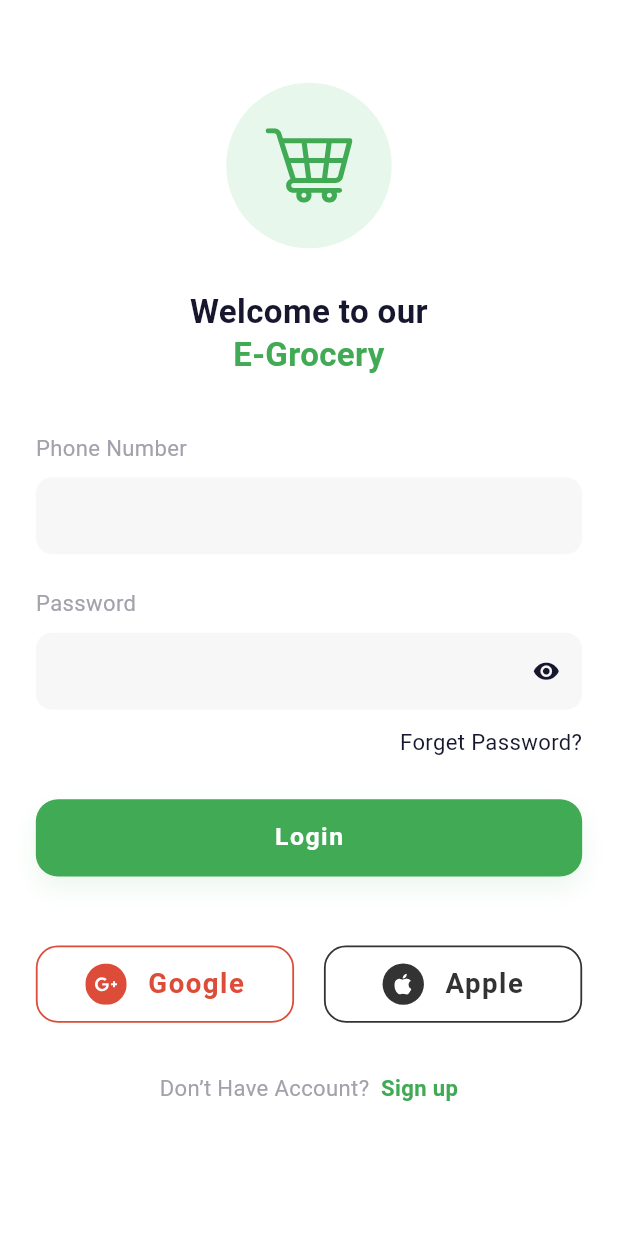
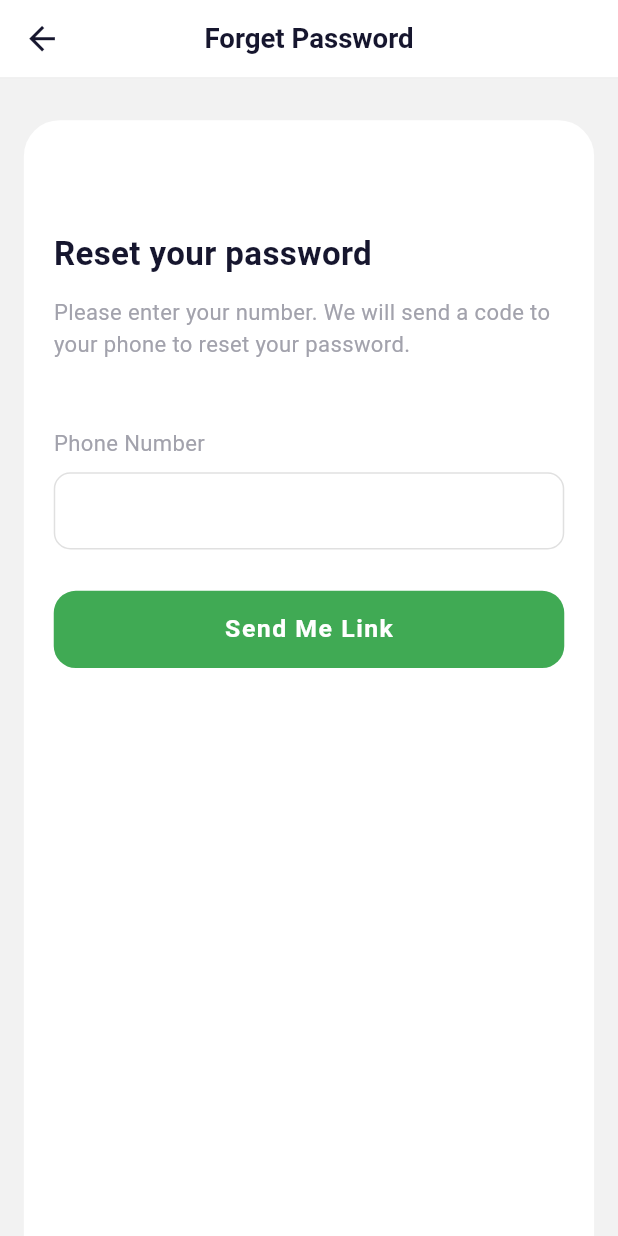
Before and after one commit to Emil5757/Grocery_app, a Flutter app: the LoginPage screen opened directly, after a tap on "Forget Password?", on a phone screen of 412 x 824 dp. Run offline on Flutter 3.47's test engine with Material 3 defaults, Android fonts, the phone set to English and light mode, and no system bars; our stand-ins replace flutter_screenutil, flutter_svg; Roboto replaces fonts that are missing (Gilroy).

Commit message:
i creat  forget password and otp

```diff
--- a/lib/common/widgets/custom_app_bar.dart
+++ b/lib/common/widgets/custom_app_bar.dart
@@ -16,8 +16,11 @@ class CustomAppBar extends StatelessWidget implements PreferredSizeWidget {
     this.onBack,
     this.actions,
     this.showDivider = true,
+    this.height = AppSizes.appBarHeight,
   });
 
+  /// Toolbar height in design units (Forget / New Password use 56).
+  final double height;
   final String title;
   final bool showBack;
   final VoidCallback? onBack;
@@ -25,12 +28,12 @@ class CustomAppBar extends StatelessWidget implements PreferredSizeWidget {
   final bool showDivider;
 
   @override
-  Size get preferredSize => Size.fromHeight(AppSizes.appBarHeight.h);
+  Size get preferredSize => Size.fromHeight(height.h + (showDivider ? 1 : 0));
 
   @override
   Widget build(BuildContext context) {
     return AppBar(
-      toolbarHeight: AppSizes.appBarHeight.h,
+      toolbarHeight: height.h,
       automaticallyImplyLeading: false,
       leading: showBack
           ? IconButton(
--- a/lib/common/widgets/custom_otp_field.dart
+++ b/lib/common/widgets/custom_otp_field.dart
@@ -80,7 +80,7 @@ class _CustomOtpFieldState extends State<CustomOtpField> {
             maxLength: 1,
             showCursor: false,
             inputFormatters: [FilteringTextInputFormatter.digitsOnly],
-            style: AppTextStyles.otp32Regular,
+            style: AppTextStyles.otp28Regular,
             decoration: InputDecoration(
               counterText: '',
               filled: true,
--- a/lib/common/widgets/custom_text_field.dart
+++ b/lib/common/widgets/custom_text_field.dart
@@ -20,6 +20,7 @@ class CustomTextField extends StatefulWidget {
     this.textInputAction,
     this.inputFormatters,
     this.isPassword = false,
+    this.showVisibilityToggle = true,
     this.readOnly = false,
     this.onTap,
     this.suffix,
@@ -37,6 +38,9 @@ class CustomTextField extends StatefulWidget {
   final TextInputAction? textInputAction;
   final List<TextInputFormatter>? inputFormatters;
   final bool isPassword;
+
+  /// The eye button on password fields. New Password hides it, per design.
+  final bool showVisibilityToggle;
   final bool readOnly;
   final VoidCallback? onTap;
   final Widget? suffix;
@@ -97,7 +101,7 @@ class _CustomTextFieldState extends State<CustomTextField> {
             errorBorder: _border(AppColors.error),
             focusedErrorBorder: _border(AppColors.error),
             errorStyle: AppTextStyles.caption12Regular.copyWith(color: AppColors.error),
-            suffixIcon: widget.isPassword
+            suffixIcon: widget.isPassword && widget.showVisibilityToggle
                 ? IconButton(
                     onPressed: () => setState(() => _obscure = !_obscure),
                     icon: Icon(
--- a/lib/core/constants/app_assets.dart
+++ b/lib/core/constants/app_assets.dart
@@ -12,6 +12,7 @@ abstract final class AppAssets {
   static const String icGoogleCircle = '$_icons/ic_google_circle.svg';
   static const String icTwitter = '$_icons/ic_twitter.svg';
   static const String icFacebook = '$_icons/ic_facebook.svg';
+  static const String icVerifiedCheck = '$_icons/ic_verified_check.svg';
 
   // Brand
   static const String logo = '$_images/logo.svg';
--- a/lib/core/constants/app_colors.dart
+++ b/lib/core/constants/app_colors.dart
@@ -22,6 +22,9 @@ abstract final class AppColors {
   static const Color border = Color(0xFFE0E0E0);
   static const Color disabled = Color(0xFFECECEC);
   static const Color overlay = Color(0x66000000);
+
+  /// Dim behind popups ("Verified!!"): turns #F7F7F7 into #BBBBBB.
+  static const Color dialogBarrier = Color(0x3D000000);
   static const Color transparent = Colors.transparent;
 
   // Status (order tracking)
--- a/lib/core/constants/app_text_styles.dart
+++ b/lib/core/constants/app_text_styles.dart
@@ -22,12 +22,11 @@ abstract final class AppTextStyles {
   // Display: "Welcome to our E-Grocery" (login options), "Welcome Back to
   // our grocery shop", "Choose a Category"
   static TextStyle get display36Bold => _style(36, FontWeight.w700, height: 1.3);
-  // "Welcome to our / grocery shop" (Sign Up): same size, tighter lines.
-  static TextStyle get display36BoldTight => _style(36, FontWeight.w700, height: 1.1);
+  // "Welcome to our / grocery shop" (Sign Up)
   static TextStyle get display32Bold => _style(32, FontWeight.w700, height: 1.25);
 
-  // Headlines: product name, onboarding title, "Log In"
-  static TextStyle get headline28Bold => _style(28, FontWeight.w700);
+  // Headlines: product name, onboarding title, "Log In", "Sign Up",
+  // "Verified!!", "Reset your password", "Add New password"
   static TextStyle get headline24Bold => _style(24, FontWeight.w700);
   static TextStyle get headline24SemiBold => _style(24, FontWeight.w600);
   static TextStyle get headline24BoldTight => _style(24, FontWeight.w700, height: 1.3);
@@ -50,6 +49,10 @@ abstract final class AppTextStyles {
   static TextStyle get body16Grey =>
       _style(16, FontWeight.w400, color: AppColors.textGrey, height: 1.5);
 
+  // Grey paragraph under a heading ("Hurrah!! ...", "Please enter your number ...")
+  static TextStyle get body16GreyCompact =>
+      _style(16, FontWeight.w400, color: AppColors.textGrey, height: 1.4);
+
   // Small: labels, weights, nav labels
   static TextStyle get label14Medium => _style(14, FontWeight.w500);
   static TextStyle get label14Regular => _style(14, FontWeight.w400);
@@ -63,7 +66,7 @@ abstract final class AppTextStyles {
   static TextStyle get button16SemiBold => _style(16, FontWeight.w600, color: AppColors.white);
 
   // OTP digits (Number verification)
-  static TextStyle get otp32Regular => _style(32, FontWeight.w400);
+  static TextStyle get otp28Regular => _style(28, FontWeight.w400);
 
   // Prices
   static TextStyle get price28Bold => _style(28, FontWeight.w700, color: AppColors.primary);
--- a/lib/core/constants/app_texts.dart
+++ b/lib/core/constants/app_texts.dart
@@ -34,6 +34,23 @@ abstract final class AppTexts {
   static const String enterYourCode = 'Entry Your 4 digit code';
   static const String didntGetCode = 'Did you don’t get code?';
   static const String codeResent = 'A new code has been sent';
+  static const String verified = 'Verified!!';
+  static const String verifiedMessage = 'Hurrah!!  You have successfully\nverified the account.';
+  static const String browseHome = 'Browse Home';
+
+  // Forget password
+  static const String forgetPasswordTitle = 'Forget Password';
+  static const String resetYourPassword = 'Reset your password';
+  static const String resetPasswordDescription =
+      'Please enter your number. We will send a code to your phone to reset your password.';
+  static const String sendMeLink = 'Send Me Link';
+
+  // New password
+  static const String newPasswordTitle = 'New Password';
+  static const String addNewPassword = 'Add New password';
+  static const String newPassword = 'New Password';
+  static const String retypePassword = 'Retype Password';
+  static const String passwordUpdated = 'Your password has been updated';
 
   // Buttons
   static const String logIn = 'Log In';
@@ -48,6 +65,7 @@ abstract final class AppTexts {
   static const String reset = 'Reset';
   static const String seeAll = 'See All';
   static const String resend = 'Resend';
+  static const String done = 'Done';
 
   // Fields
   static const String name = 'Name';
--- a/lib/core/navigation/go.dart
+++ b/lib/core/navigation/go.dart
@@ -20,8 +20,18 @@ abstract final class Go {
         builder: (_) => child,
       );
 
-  static Future<T?> dialog<T>(BuildContext context, Widget child) =>
-      showDialog<T>(context: context, builder: (_) => child);
+  static Future<T?> dialog<T>(
+    BuildContext context,
+    Widget child, {
+    bool dismissible = true,
+    Color? barrierColor,
+  }) =>
+      showDialog<T>(
+        context: context,
+        barrierDismissible: dismissible,
+        barrierColor: barrierColor,
+        builder: (_) => child,
+      );
 
   static MaterialPageRoute<T> _route<T>(Widget page) =>
       MaterialPageRoute<T>(builder: (_) => page);
--- a/lib/core/navigation/pager.dart
+++ b/lib/core/navigation/pager.dart
@@ -1,7 +1,9 @@
 import 'package:flutter/material.dart';
 
+import '../../features/auth/pages/forget_password_page.dart';
 import '../../features/auth/pages/login_options_page.dart';
 import '../../features/auth/pages/login_page.dart';
+import '../../features/auth/pages/new_password_page.dart';
 import '../../features/auth/pages/number_verification_page.dart';
 import '../../features/auth/pages/sign_up_page.dart';
 import '../../features/auth/pages/welcome_page.dart';
@@ -14,7 +16,8 @@ import '../../features/splash/pages/splash_page.dart';
 /// Flow: splash -replace-> onboarding -replace-> welcome
 ///       welcome -to-> loginOptions -to-> login
 ///       welcome -to-> signUp <-replace-> login
-///       signUp -to-> numberVerification
+///       signUp -to-> numberVerification (Verify -> "Verified!!" dialog)
+///       login -to-> forgetPassword -to-> newPassword -removeAll-> login
 abstract final class Pager {
   static const Widget splash = SplashPage();
   static const Widget onboarding = OnboardingPage();
@@ -23,4 +26,6 @@ abstract final class Pager {
   static const Widget login = LoginPage();
   static const Widget signUp = SignUpPage();
   static const Widget numberVerification = NumberVerificationPage();
+  static const Widget forgetPassword = ForgetPasswordPage();
+  static const Widget newPassword = NewPasswordPage();
 }
--- /dev/null
+++ b/lib/core/utils/input_formatters.dart
@@ -0,0 +1,12 @@
+import 'package:flutter/services.dart';
+
+/// Shared `inputFormatters` lists, so every field of one kind accepts the
+/// same characters. Text fields such as Name and Password take none.
+abstract final class AppInputFormatters {
+  /// Phone numbers: digits only (no +, spaces or letters), at most 15
+  /// digits (the longest number `ValidatorUtils.phone` accepts).
+  static final List<TextInputFormatter> phone = [
+    FilteringTextInputFormatter.digitsOnly,
+    LengthLimitingTextInputFormatter(15),
+  ];
+}
--- /dev/null
+++ b/lib/features/auth/pages/forget_password_page.dart
@@ -0,0 +1,70 @@
+import 'package:flutter/material.dart';
+import 'package:flutter_screenutil/flutter_screenutil.dart';
+
+import '../../../common/widgets/custom_button.dart';
+import '../../../common/widgets/custom_text_field.dart';
+import '../../../core/constants/app_text_styles.dart';
+import '../../../core/constants/app_texts.dart';
+import '../../../core/extensions/context_extension.dart';
+import '../../../core/navigation/go.dart';
+import '../../../core/navigation/pager.dart';
+import '../../../core/utils/input_formatters.dart';
+import '../../../core/utils/validator_utils.dart';
+import '../widgets/auth_card_scaffold.dart';
+
+/// "Forget Password": explain the reset, take the phone number, send a code.
+class ForgetPasswordPage extends StatefulWidget {
+  const ForgetPasswordPage({super.key});
+
+  @override
+  State<ForgetPasswordPage> createState() => _ForgetPasswordPageState();
+}
+
+class _ForgetPasswordPageState extends State<ForgetPasswordPage> {
+  final _formKey = GlobalKey<FormState>();
+  final _phoneController = TextEditingController();
+  AutovalidateMode _autovalidate = AutovalidateMode.disabled;
+
+  @override
+  void dispose() {
+    _phoneController.dispose();
+    super.dispose();
+  }
+
+  void _send() {
+    context.hideKeyboard();
+    if (!_formKey.currentState!.validate()) {
+      setState(() => _autovalidate = AutovalidateMode.onUserInteraction);
+      return;
+    }
+    // TODO: request the reset code once a backend exists.
+    Go.to(context, Pager.newPassword);
+  }
+
+  @override
+  Widget build(BuildContext context) {
+    return AuthCardScaffold(
+      title: AppTexts.forgetPasswordTitle,
+      heading: AppTexts.resetYourPassword,
+      children: [
+        14.verticalSpace,
+        Text(AppTexts.resetPasswordDescription, style: AppTextStyles.body16GreyCompact),
+        48.verticalSpace,
+        Form(
+          key: _formKey,
+          autovalidateMode: _autovalidate,
+          child: CustomTextField(
+            label: AppTexts.phoneNumber,
+            controller: _phoneController,
+            validator: ValidatorUtils.phone,
+            keyboardType: TextInputType.number,
+            textInputAction: TextInputAction.done,
+            inputFormatters: AppInputFormatters.phone,
+          ),
+        ),
+        30.verticalSpace,
+        CustomButton(text: AppTexts.sendMeLink, onTap: _send),
+      ],
+    );
+  }
+}
--- a/lib/features/auth/pages/login_page.dart
+++ b/lib/features/auth/pages/login_page.dart
@@ -13,6 +13,7 @@ import '../../../core/constants/app_texts.dart';
 import '../../../core/extensions/context_extension.dart';
 import '../../../core/navigation/go.dart';
 import '../../../core/navigation/pager.dart';
+import '../../../core/utils/input_formatters.dart';
 import '../../../core/utils/validator_utils.dart';
 import '../widgets/auth_header.dart';
 import '../widgets/social_outlined_button.dart';
@@ -67,7 +68,8 @@ class _LoginPageState extends State<LoginPage> {
                     label: AppTexts.phoneNumber,
                     controller: _phoneController,
                     validator: ValidatorUtils.phone,
-                    keyboardType: TextInputType.phone,
+                    keyboardType: TextInputType.number,
+                    inputFormatters: AppInputFormatters.phone,
                     textInputAction: TextInputAction.next,
                     fillColor: AppColors.background,
                     borderColor: AppColors.transparent,
@@ -86,8 +88,7 @@ class _LoginPageState extends State<LoginPage> {
                   Align(
                     alignment: Alignment.centerRight,
                     child: GestureDetector(
-                      // TODO: Go.to(context, Pager.forgetPassword) once it exists.
-                      onTap: () {},
+                      onTap: () => Go.to(context, Pager.forgetPassword),
                       child: Text(AppTexts.forgetPassword, style: AppTextStyles.body16Regular),
                     ),
                   ),
--- a/lib/features/auth/pages/sign_up_page.dart
+++ b/lib/features/auth/pages/sign_up_page.dart
@@ -13,6 +13,7 @@ import '../../../core/constants/app_texts.dart';
 import '../../../core/extensions/context_extension.dart';
 import '../../../core/navigation/go.dart';
 import '../../../core/navigation/pager.dart';
+import '../../../core/utils/input_formatters.dart';
 import '../../../core/utils/validator_utils.dart';
 
 /// "Welcome to our grocery shop": Name, Phone Number, Password on a white
@@ -66,7 +67,7 @@ class _SignUpPageState extends State<SignUpPage> {
                 64.verticalSpace,
                 Padding(
                   padding: EdgeInsets.only(left: 14.w),
-                  child: Text(AppTexts.welcomeToGroceryShop, style: AppTextStyles.display36BoldTight),
+                  child: Text(AppTexts.welcomeToGroceryShop, style: AppTextStyles.display32Bold),
                 ),
                 44.verticalSpace,
                 CustomWhiteCard(
@@ -94,9 +95,9 @@ class _SignUpPageState extends State<SignUpPage> {
                           label: AppTexts.phoneNumber,
                           controller: _phoneController,
                           validator: ValidatorUtils.phone,
-                          keyboardType: TextInputType.phone,
+                          keyboardType: TextInputType.number,
                           textInputAction: TextInputAction.next,
-                          inputFormatters: [FilteringTextInputFormatter.allow(RegExp(r'[0-9+ ]'))],
+                          inputFormatters: AppInputFormatters.phone,
                           fillColor: AppColors.background,
                         ),
                         24.verticalSpace,
@@ -111,7 +112,7 @@ class _SignUpPageState extends State<SignUpPage> {
                         Row(
                           mainAxisAlignment: MainAxisAlignment.spaceBetween,
                           children: [
-                            Text(AppTexts.signUpTitle, style: AppTextStyles.headline28Bold),
+                            Text(AppTexts.signUpTitle, style: AppTextStyles.headline24Bold),
                             CustomArrowButton(onTap: _signUp),
                           ],
                         ),
--- /dev/null
+++ b/lib/features/auth/widgets/auth_card_scaffold.dart
@@ -0,0 +1,67 @@
+import 'package:flutter/material.dart';
+import 'package:flutter/services.dart';
+import 'package:flutter_screenutil/flutter_screenutil.dart';
+
+import '../../../common/widgets/custom_app_bar.dart';
+import '../../../core/constants/app_colors.dart';
+import '../../../core/constants/app_sizes.dart';
+import '../../../core/constants/app_text_styles.dart';
+
+/// Shell of "Forget Password" and "New Password": white app bar with back
+/// arrow, grey page, and a white card that runs to the bottom of the screen
+/// with a bold heading followed by `children`.
+///
+/// The keyboard slides over the card (as in the design) instead of
+/// squeezing it; the content scrolls so the button can still be reached.
+class AuthCardScaffold extends StatelessWidget {
+  const AuthCardScaffold({
+    super.key,
+    required this.title,
+    required this.heading,
+    required this.children,
+  });
+
+  final String title;
+  final String heading;
+  final List<Widget> children;
+
+  @override
+  Widget build(BuildContext context) {
+    final radius = Radius.circular(26.r);
+    return AnnotatedRegion<SystemUiOverlayStyle>(
+      value: SystemUiOverlayStyle.dark,
+      child: Scaffold(
+        backgroundColor: AppColors.scaffoldGrey,
+        resizeToAvoidBottomInset: false,
+        appBar: CustomAppBar(title: title, height: 56),
+        body: Padding(
+          padding: EdgeInsets.fromLTRB(16.w, 30.h, 16.w, 0),
+          child: DecoratedBox(
+            decoration: BoxDecoration(
+              color: AppColors.white,
+              borderRadius: BorderRadius.only(topLeft: radius, topRight: radius),
+            ),
+            child: SizedBox.expand(
+              child: SingleChildScrollView(
+                keyboardDismissBehavior: ScrollViewKeyboardDismissBehavior.onDrag,
+                padding: EdgeInsets.fromLTRB(
+                  AppSizes.cardPadding.w,
+                  80.h,
+                  AppSizes.cardPadding.w,
+                  24.h + MediaQuery.viewInsetsOf(context).bottom,
+                ),
+                child: Column(
+                  crossAxisAlignment: CrossAxisAlignment.start,
+                  children: [
+                    Text(heading, style: AppTextStyles.headline24Bold),
+                    ...children,
+                  ],
+                ),
+              ),
+            ),
+          ),
+        ),
+      ),
+    );
+  }
+}
```
Also changed, not shown: lib/features/auth/pages/new_password_page.dart (added, +83 -0 lines), lib/features/auth/pages/number_verification_page.dart (+12 -2 lines), lib/features/auth/widgets/verified_dialog.dart (added, +107 -0 lines), assets/icons/ic_verified_check.svg (added).
